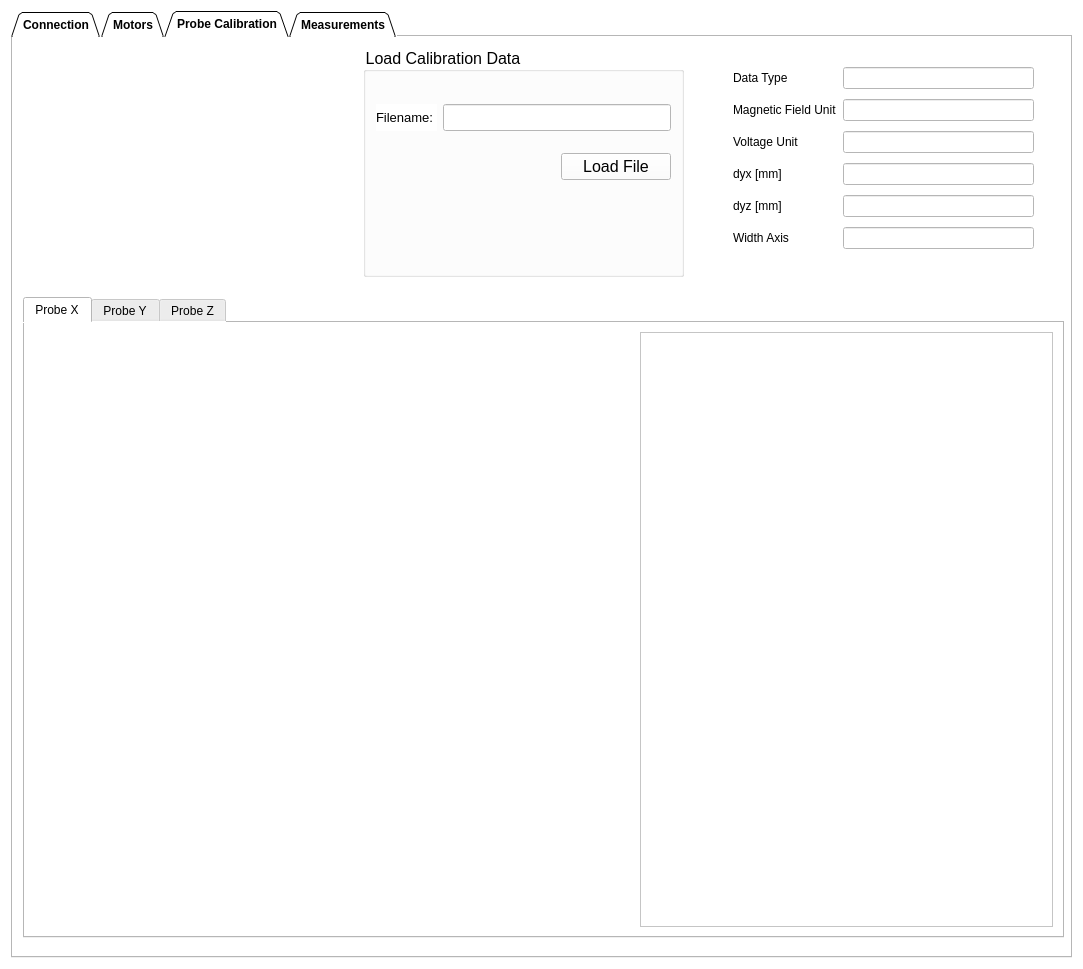
Old version of the form gui/interface.ui in the repository lnls-ima/hall-bench-control.
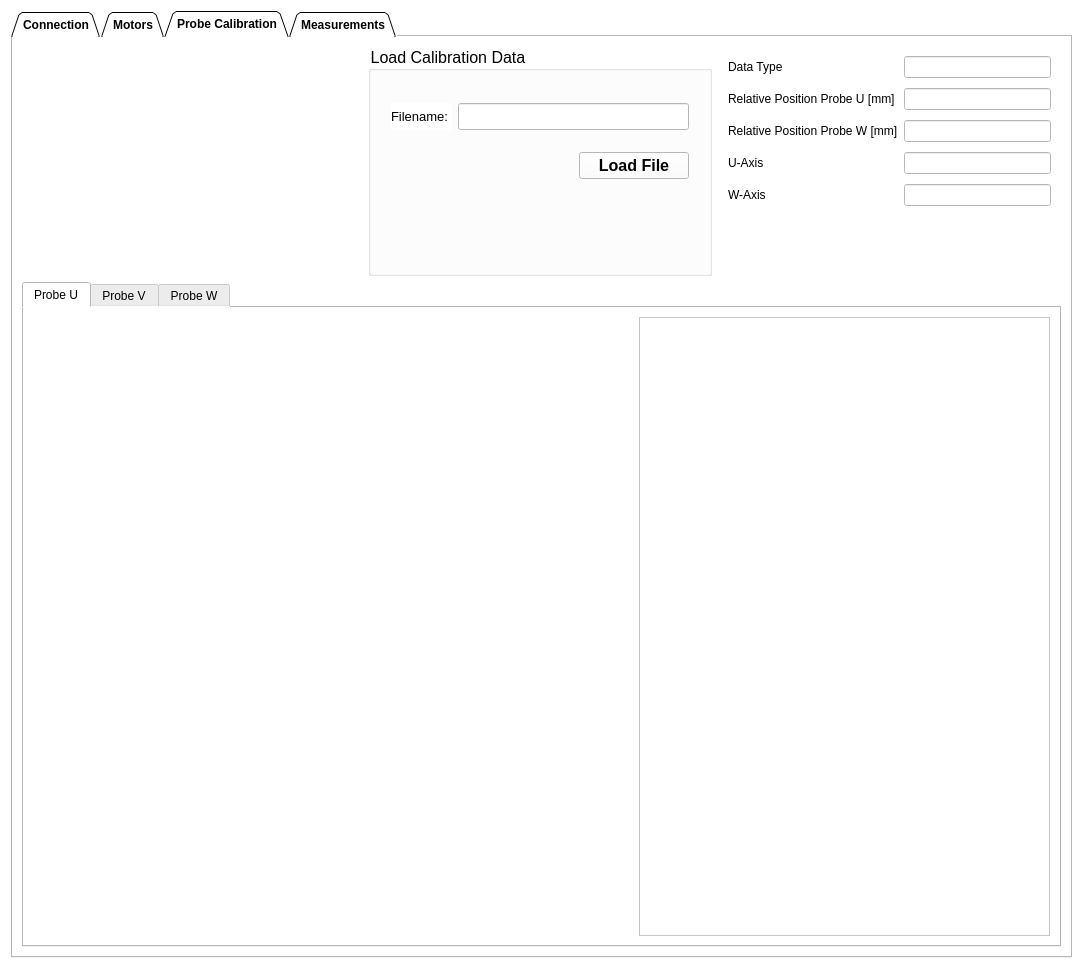
New version of the form. The open tabs and pages were chosen to show the change. Icons and pictures are not drawn. Custom widgets are drawn as their Qt base class.

```diff
--- a/gui/interface.ui
+++ b/gui/interface.ui
@@ -2462,178 +2462,40 @@
       <attribute name="title">
        <string>Probe Calibration</string>
       </attribute>
-      <widget class="QTabWidget" name="tab_probes">
-       <property name="geometry">
-        <rect>
-         <x>10</x>
-         <y>260</y>
-         <width>1041</width>
-         <height>641</height>
-        </rect>
-       </property>
-       <property name="currentIndex">
-        <number>0</number>
-       </property>
-       <widget class="QWidget" name="tab_probex">
-        <attribute name="title">
-         <string>Probe X</string>
-        </attribute>
-        <layout class="QGridLayout" name="gridLayout_15">
+      <layout class="QGridLayout" name="gridLayout_17">
          <item row="0" column="0">
-          <widget class="PlotWidget" name="gv_probex">
+        <widget class="QLabel" name="la_probe_image">
            <property name="sizePolicy">
-            <sizepolicy hsizetype="Preferred" vsizetype="Preferred">
+          <sizepolicy hsizetype="Fixed" vsizetype="Fixed">
              <horstretch>0</horstretch>
              <verstretch>0</verstretch>
             </sizepolicy>
            </property>
            <property name="minimumSize">
             <size>
-             <width>600</width>
-             <height>250</height>
-            </size>
-           </property>
-           <property name="autoFillBackground">
-            <bool>false</bool>
-           </property>
-           <property name="frameShape">
-            <enum>QFrame::NoFrame</enum>
-           </property>
-           <property name="backgroundBrush">
-            <brush brushstyle="NoBrush">
-             <color alpha="255">
-              <red>255</red>
-              <green>255</green>
-              <blue>255</blue>
-             </color>
-            </brush>
-           </property>
-          </widget>
-         </item>
-         <item row="0" column="1">
-          <widget class="QTableWidget" name="tw_probex">
-           <property name="sizePolicy">
-            <sizepolicy hsizetype="Preferred" vsizetype="Preferred">
-             <horstretch>0</horstretch>
-             <verstretch>0</verstretch>
-            </sizepolicy>
-           </property>
-           <attribute name="verticalHeaderVisible">
-            <bool>false</bool>
-           </attribute>
-          </widget>
-         </item>
-        </layout>
-       </widget>
-       <widget class="QWidget" name="tab_probey">
-        <attribute name="title">
-         <string>Probe Y</string>
-        </attribute>
-        <layout class="QGridLayout" name="gridLayout_16">
-         <item row="0" column="0">
-          <widget class="PlotWidget" name="gv_probey">
-           <property name="sizePolicy">
-            <sizepolicy hsizetype="Preferred" vsizetype="Preferred">
-             <horstretch>0</horstretch>
-             <verstretch>0</verstretch>
-            </sizepolicy>
-           </property>
-           <property name="minimumSize">
+           <width>340</width>
+           <height>230</height>
+          </size>
+         </property>
+         <property name="maximumSize">
             <size>
-             <width>600</width>
-             <height>250</height>
-            </size>
-           </property>
-           <property name="frameShape">
-            <enum>QFrame::NoFrame</enum>
-           </property>
-           <property name="backgroundBrush">
-            <brush brushstyle="NoBrush">
-             <color alpha="255">
-              <red>255</red>
-              <green>255</green>
-              <blue>255</blue>
-             </color>
-            </brush>
-           </property>
-          </widget>
-         </item>
-         <item row="0" column="1">
-          <widget class="QTableWidget" name="tw_probey">
-           <property name="sizePolicy">
-            <sizepolicy hsizetype="Preferred" vsizetype="Preferred">
-             <horstretch>0</horstretch>
-             <verstretch>0</verstretch>
-            </sizepolicy>
-           </property>
-           <attribute name="verticalHeaderVisible">
-            <bool>false</bool>
-           </attribute>
-          </widget>
-         </item>
-        </layout>
-       </widget>
-       <widget class="QWidget" name="tab_probez">
-        <attribute name="title">
-         <string>Probe Z</string>
-        </attribute>
-        <layout class="QHBoxLayout" name="horizontalLayout_7">
-         <item>
-          <widget class="PlotWidget" name="gv_probez">
-           <property name="sizePolicy">
-            <sizepolicy hsizetype="Preferred" vsizetype="Preferred">
-             <horstretch>0</horstretch>
-             <verstretch>0</verstretch>
-            </sizepolicy>
-           </property>
-           <property name="minimumSize">
-            <size>
-             <width>600</width>
-             <height>250</height>
-            </size>
-           </property>
-           <property name="frameShape">
-            <enum>QFrame::NoFrame</enum>
-           </property>
-           <property name="frameShadow">
-            <enum>QFrame::Sunken</enum>
-           </property>
-           <property name="backgroundBrush">
-            <brush brushstyle="NoBrush">
-             <color alpha="255">
-              <red>255</red>
-              <green>255</green>
-              <blue>255</blue>
-             </color>
-            </brush>
-           </property>
-          </widget>
-         </item>
-         <item>
-          <widget class="QTableWidget" name="tw_probez">
-           <property name="sizePolicy">
-            <sizepolicy hsizetype="Preferred" vsizetype="Preferred">
-             <horstretch>0</horstretch>
-             <verstretch>0</verstretch>
-            </sizepolicy>
-           </property>
-           <attribute name="verticalHeaderVisible">
-            <bool>false</bool>
-           </attribute>
-          </widget>
-         </item>
-        </layout>
-       </widget>
-      </widget>
+           <width>340</width>
+           <height>230</height>
+          </size>
+         </property>
+         <property name="text">
+          <string/>
+         </property>
+         <property name="pixmap">
+          <pixmap resource="resources.qrc">:/images/images/hall_probe.png</pixmap>
+         </property>
+         <property name="scaledContents">
+          <bool>true</bool>
+         </property>
+        </widget>
+       </item>
+       <item row="0" column="1">
       <widget class="QGroupBox" name="gb_load_calibration">
-       <property name="geometry">
-        <rect>
-         <x>350</x>
-         <y>10</y>
-         <width>321</width>
-         <height>230</height>
-        </rect>
-       </property>
        <property name="font">
         <font>
          <pointsize>12</pointsize>
@@ -2646,13 +2508,13 @@
        </property>
        <layout class="QGridLayout" name="gridLayout_14">
         <property name="leftMargin">
-         <number>10</number>
+           <number>20</number>
         </property>
         <property name="topMargin">
          <number>30</number>
         </property>
         <property name="rightMargin">
-         <number>10</number>
+           <number>20</number>
         </property>
         <property name="bottomMargin">
          <number>10</number>
@@ -2705,6 +2567,8 @@
           <property name="font">
            <font>
             <pointsize>12</pointsize>
+              <weight>75</weight>
+              <bold>true</bold>
            </font>
           </property>
           <property name="text">
@@ -2730,52 +2594,8 @@
         </item>
        </layout>
       </widget>
-      <widget class="QLabel" name="la_probe_image">
-       <property name="geometry">
-        <rect>
-         <x>10</x>
-         <y>10</y>
-         <width>340</width>
-         <height>230</height>
-        </rect>
-       </property>
-       <property name="sizePolicy">
-        <sizepolicy hsizetype="Fixed" vsizetype="Fixed">
-         <horstretch>0</horstretch>
-         <verstretch>0</verstretch>
-        </sizepolicy>
-       </property>
-       <property name="minimumSize">
-        <size>
-         <width>340</width>
-         <height>230</height>
-        </size>
-       </property>
-       <property name="maximumSize">
-        <size>
-         <width>340</width>
-         <height>230</height>
-        </size>
-       </property>
-       <property name="text">
-        <string/>
-       </property>
-       <property name="pixmap">
-        <pixmap>:/images/images/hall_probe.png</pixmap>
-       </property>
-       <property name="scaledContents">
-        <bool>true</bool>
-       </property>
-      </widget>
-      <widget class="QWidget" name="layoutWidget">
-       <property name="geometry">
-        <rect>
-         <x>720</x>
-         <y>30</y>
-         <width>301</width>
-         <height>231</height>
-        </rect>
-       </property>
+       </item>
+       <item row="0" column="2">
        <layout class="QFormLayout" name="fm_calibration">
         <property name="fieldGrowthPolicy">
          <enum>QFormLayout::AllNonFixedFieldsGrow</enum>
@@ -2783,13 +2603,33 @@
         <property name="verticalSpacing">
          <number>10</number>
         </property>
+         <property name="margin">
+          <number>10</number>
+         </property>
+         <item row="0" column="0">
+          <widget class="QLabel" name="la_data_type">
+           <property name="text">
+            <string>Data Type</string>
+           </property>
+          </widget>
+         </item>
+         <item row="0" column="1">
+          <widget class="QLineEdit" name="le_data_type"/>
+         </item>
+         <item row="1" column="0">
+          <widget class="QLabel" name="la_dyx">
+           <property name="text">
+            <string>Relative Position Probe U [mm]</string>
+           </property>
+          </widget>
+         </item>
         <item row="1" column="1">
          <widget class="QLineEdit" name="le_field_unit"/>
         </item>
         <item row="2" column="0">
-         <widget class="QLabel" name="la_voltage_unit">
+          <widget class="QLabel" name="la_dyz">
           <property name="text">
-           <string>Voltage Unit</string>
+            <string>Relative Position Probe W [mm]</string>
           </property>
          </widget>
         </item>
@@ -2797,9 +2637,9 @@
          <widget class="QLineEdit" name="le_voltage_unit"/>
         </item>
         <item row="3" column="0">
-         <widget class="QLabel" name="la_dyx">
+          <widget class="QLabel" name="la_u_axis">
           <property name="text">
-           <string>dyx [mm]</string>
+            <string>U-Axis</string>
           </property>
          </widget>
         </item>
@@ -2807,44 +2647,175 @@
          <widget class="QLineEdit" name="le_dyx"/>
         </item>
         <item row="4" column="0">
-         <widget class="QLabel" name="la_dyz">
+          <widget class="QLabel" name="la_w_axis">
           <property name="text">
-           <string>dyz [mm]</string>
+            <string>W-Axis</string>
           </property>
          </widget>
         </item>
         <item row="4" column="1">
-         <widget class="QLineEdit" name="le_dyz"/>
-        </item>
-        <item row="5" column="0">
-         <widget class="QLabel" name="la_width_axis">
-          <property name="text">
-           <string>Width Axis</string>
-          </property>
-         </widget>
-        </item>
-        <item row="5" column="1">
-         <widget class="QLineEdit" name="le_width_axis"/>
-        </item>
-        <item row="1" column="0">
-         <widget class="QLabel" name="la_field_unit">
-          <property name="text">
-           <string>Magnetic Field Unit</string>
-          </property>
+          <widget class="QLineEdit" name="le_w_axis"/>
+         </item>
+        </layout>
+       </item>
+       <item row="1" column="0" colspan="3">
+        <widget class="QTabWidget" name="tab_probes">
+         <property name="currentIndex">
+          <number>0</number>
+         </property>
+         <widget class="QWidget" name="tab_probeu">
+          <attribute name="title">
+           <string>Probe U</string>
+          </attribute>
+          <layout class="QGridLayout" name="gridLayout_15">
+           <item row="0" column="0">
+            <widget class="PlotWidget" name="gv_probeu">
+             <property name="sizePolicy">
+              <sizepolicy hsizetype="Preferred" vsizetype="Preferred">
+               <horstretch>0</horstretch>
+               <verstretch>0</verstretch>
+              </sizepolicy>
+             </property>
+             <property name="minimumSize">
+              <size>
+               <width>600</width>
+               <height>250</height>
+              </size>
+             </property>
+             <property name="autoFillBackground">
+              <bool>false</bool>
+             </property>
+             <property name="frameShape">
+              <enum>QFrame::NoFrame</enum>
+             </property>
+             <property name="backgroundBrush">
+              <brush brushstyle="NoBrush">
+               <color alpha="255">
+                <red>255</red>
+                <green>255</green>
+                <blue>255</blue>
+               </color>
+              </brush>
+             </property>
+            </widget>
+           </item>
+           <item row="0" column="1">
+            <widget class="QTableWidget" name="tw_probeu">
+             <property name="sizePolicy">
+              <sizepolicy hsizetype="Preferred" vsizetype="Preferred">
+               <horstretch>0</horstretch>
+               <verstretch>0</verstretch>
+              </sizepolicy>
+             </property>
+             <attribute name="verticalHeaderVisible">
+              <bool>false</bool>
+             </attribute>
+            </widget>
+           </item>
+          </layout>
+         </widget>
+         <widget class="QWidget" name="tab_probev">
+          <attribute name="title">
+           <string>Probe V</string>
+          </attribute>
+          <layout class="QGridLayout" name="gridLayout_16">
+           <item row="0" column="0">
+            <widget class="PlotWidget" name="gv_probev">
+             <property name="sizePolicy">
+              <sizepolicy hsizetype="Preferred" vsizetype="Preferred">
+               <horstretch>0</horstretch>
+               <verstretch>0</verstretch>
+              </sizepolicy>
+             </property>
+             <property name="minimumSize">
+              <size>
+               <width>600</width>
+               <height>250</height>
+              </size>
+             </property>
+             <property name="frameShape">
+              <enum>QFrame::NoFrame</enum>
+             </property>
+             <property name="backgroundBrush">
+              <brush brushstyle="NoBrush">
+               <color alpha="255">
+                <red>255</red>
+                <green>255</green>
+                <blue>255</blue>
+               </color>
+              </brush>
+             </property>
          </widget>
         </item>
         <item row="0" column="1">
-         <widget class="QLineEdit" name="le_data_type"/>
-        </item>
-        <item row="0" column="0">
-         <widget class="QLabel" name="label">
-          <property name="text">
-           <string>Data Type</string>
-          </property>
-         </widget>
-        </item>
-       </layout>
-      </widget>
+            <widget class="QTableWidget" name="tw_probev">
+             <property name="sizePolicy">
+              <sizepolicy hsizetype="Preferred" vsizetype="Preferred">
+               <horstretch>0</horstretch>
+               <verstretch>0</verstretch>
+              </sizepolicy>
+             </property>
+             <attribute name="verticalHeaderVisible">
+              <bool>false</bool>
+             </attribute>
+            </widget>
+           </item>
+          </layout>
+         </widget>
+         <widget class="QWidget" name="tab_probew">
+          <attribute name="title">
+           <string>Probe W</string>
+          </attribute>
+          <layout class="QHBoxLayout" name="horizontalLayout_7">
+           <item>
+            <widget class="PlotWidget" name="gv_probew">
+             <property name="sizePolicy">
+              <sizepolicy hsizetype="Preferred" vsizetype="Preferred">
+               <horstretch>0</horstretch>
+               <verstretch>0</verstretch>
+              </sizepolicy>
+             </property>
+             <property name="minimumSize">
+              <size>
+               <width>600</width>
+               <height>250</height>
+              </size>
+             </property>
+             <property name="frameShape">
+              <enum>QFrame::NoFrame</enum>
+             </property>
+             <property name="frameShadow">
+              <enum>QFrame::Sunken</enum>
+             </property>
+             <property name="backgroundBrush">
+              <brush brushstyle="NoBrush">
+               <color alpha="255">
+                <red>255</red>
+                <green>255</green>
+                <blue>255</blue>
+               </color>
+              </brush>
+             </property>
+            </widget>
+           </item>
+           <item>
+            <widget class="QTableWidget" name="tw_probew">
+             <property name="sizePolicy">
+              <sizepolicy hsizetype="Preferred" vsizetype="Preferred">
+               <horstretch>0</horstretch>
+               <verstretch>0</verstretch>
+              </sizepolicy>
+             </property>
+             <attribute name="verticalHeaderVisible">
+              <bool>false</bool>
+             </attribute>
+            </widget>
+           </item>
+          </layout>
+         </widget>
+        </widget>
+       </item>
+      </layout>
      </widget>
      <widget class="QWidget" name="tab_measurement">
       <attribute name="title">
```
Left out of the diff: 8 changed lines with no effect on the pictures. Lines whose indentation alone changed are shown as unchanged.
